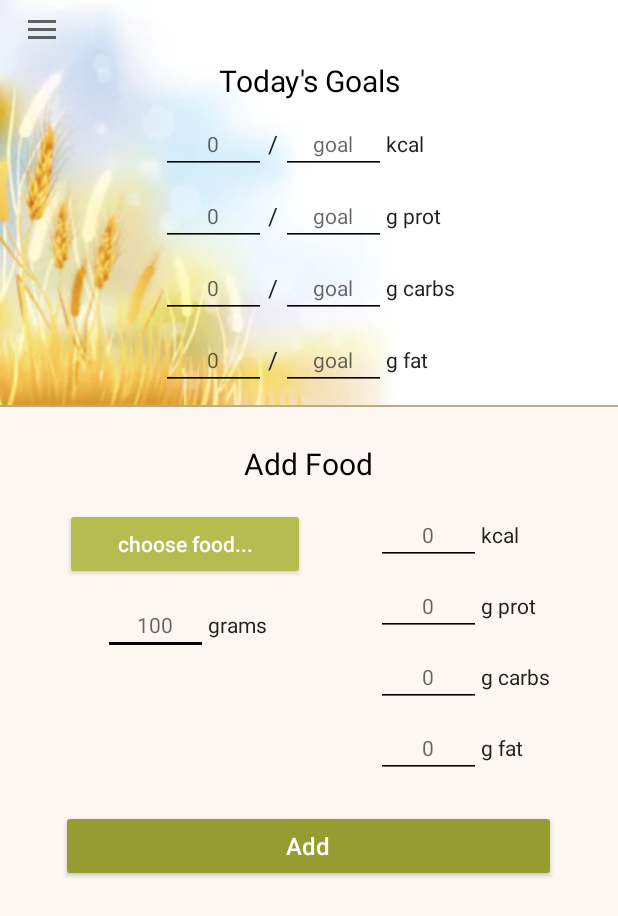
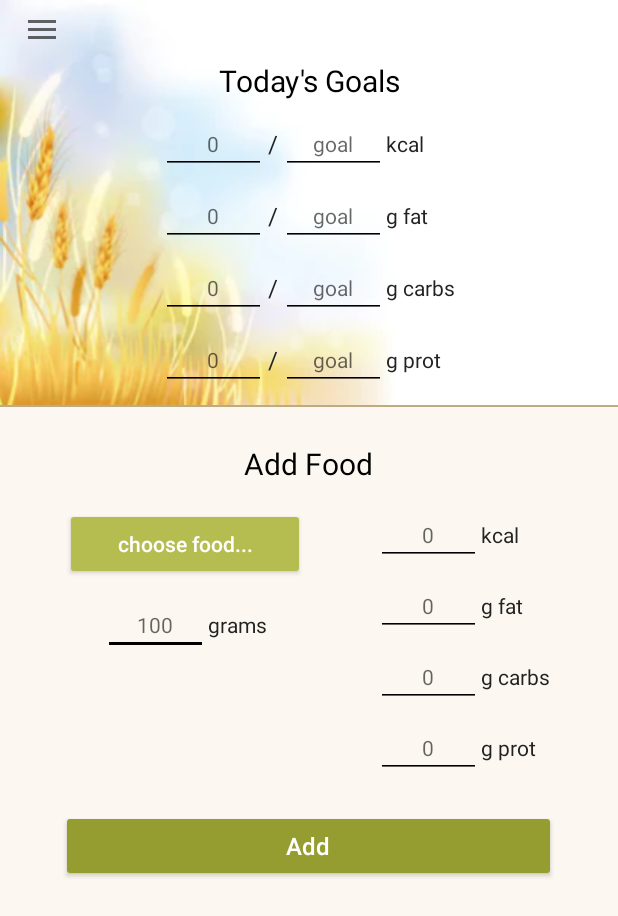
Before and after one commit to JannisUnkrig/Ernaehrungstracker, an Android app: the screen it shows after launch (MainActivity), on a phone screen of 412 x 824 dp. Shown: the top 916 px of the screen. Run offline under Robolectric (Android 15) with nearby library versions, the phone set to English and light mode, and no system bars.

Commit message:
changed order prot kh fett -> fett kh prot

```diff
--- a/app/src/main/java/com/example/ernaehrungstracker/GerichtAuswaehlenRecyclerViewActivity.java
+++ b/app/src/main/java/com/example/ernaehrungstracker/GerichtAuswaehlenRecyclerViewActivity.java
@@ -132,11 +132,11 @@ public class GerichtAuswaehlenRecyclerViewActivity extends AppCompatActivity imp
             } else if (position == 1) {
                 naehrwert = 1;
             } else if (position == 2) {
-                naehrwert = 2;
+                naehrwert = 4;
             } else if (position == 3) {
                 naehrwert = 3;
             } else if (position == 4) {
-                naehrwert = 4;
+                naehrwert = 2;
             }
         }
 
--- a/app/src/main/java/com/example/ernaehrungstracker/HeuteHistorieAdapter.java
+++ b/app/src/main/java/com/example/ernaehrungstracker/HeuteHistorieAdapter.java
@@ -136,17 +136,17 @@ public class HeuteHistorieAdapter extends RecyclerView.Adapter<HeuteHistorieAdap
         }
 
 
-        if (HS.isTrackKcal() && HS.isTrackProt()) {
+        if (HS.isTrackKcal() && HS.isTrackFett()) {
             holder.myStrich1hh.setVisibility(View.VISIBLE);
         } else {
             holder.myStrich1hh.setVisibility(View.GONE);
         }
-        if ((HS.isTrackKcal() || HS.isTrackProt()) && HS.isTrackKh()) {
+        if ((HS.isTrackKcal() || HS.isTrackFett()) && HS.isTrackKh()) {
             holder.myStrich2hh.setVisibility(View.VISIBLE);
         } else {
             holder.myStrich2hh.setVisibility(View.GONE);
         }
-        if ((HS.isTrackKcal() || HS.isTrackProt() || HS.isTrackKh()) && HS.isTrackFett()) {
+        if ((HS.isTrackKcal() || HS.isTrackFett() || HS.isTrackKh()) && HS.isTrackProt()) {
             holder.myStrich3hh.setVisibility(View.VISIBLE);
         } else {
             holder.myStrich3hh.setVisibility(View.GONE);
--- a/app/src/main/java/com/example/ernaehrungstracker/HistorieAdapter.java
+++ b/app/src/main/java/com/example/ernaehrungstracker/HistorieAdapter.java
@@ -130,17 +130,17 @@ public class HistorieAdapter extends RecyclerView.Adapter<HistorieAdapter.ViewHo
         }
 
 
-        if (HS.isTrackKcal() && HS.isTrackProt()) {
+        if (HS.isTrackKcal() && HS.isTrackFett()) {
             holder.myStrich1h.setVisibility(View.VISIBLE);
         } else {
             holder.myStrich1h.setVisibility(View.GONE);
         }
-        if ((HS.isTrackKcal() || HS.isTrackProt()) && HS.isTrackKh()) {
+        if ((HS.isTrackKcal() || HS.isTrackFett()) && HS.isTrackKh()) {
             holder.myStrich2h.setVisibility(View.VISIBLE);
         } else {
             holder.myStrich2h.setVisibility(View.GONE);
         }
-        if ((HS.isTrackKcal() || HS.isTrackProt() || HS.isTrackKh()) && HS.isTrackFett()) {
+        if ((HS.isTrackKcal() || HS.isTrackFett() || HS.isTrackKh()) && HS.isTrackProt()) {
             holder.myStrich3h.setVisibility(View.VISIBLE);
         } else {
             holder.myStrich3h.setVisibility(View.GONE);
--- a/app/src/main/java/com/example/ernaehrungstracker/MainActivity.java
+++ b/app/src/main/java/com/example/ernaehrungstracker/MainActivity.java
@@ -343,6 +343,13 @@ public class MainActivity extends AppCompatActivity implements NavigationView.On
         ArrayList<HeuteSpeicher> HSL = Speicher.loadHeuteSpeicherListe(this);
 
         updateTrackerDisplayed(HSL);
+
+        curWatcherActive = false;
+        ((EditText) findViewById(R.id.curKcal)).setText("");
+        ((EditText) findViewById(R.id.curProt)).setText("");
+        ((EditText) findViewById(R.id.curKh)).setText("");
+        ((EditText) findViewById(R.id.curFett)).setText("");
+        curWatcherActive = true;
         dailyReset(HSL);
         updateUpperEditTexts(HSL.get(0));
     }
@@ -699,6 +706,15 @@ public class MainActivity extends AppCompatActivity implements NavigationView.On
             RueckblickDialog rueckblickDialog = new RueckblickDialog(curHS);
             rueckblickDialog.show(getSupportFragmentManager(), "rueckblick dialog");
             //Toast.makeText(this, "new day", Toast.LENGTH_SHORT).show();
+
+            changeToUnknownCurGerichtWatcherActive = false;
+            ((EditText) findViewById(R.id.toAddKcal)).setText("");
+            ((EditText) findViewById(R.id.toAddProt)).setText("");
+            ((EditText) findViewById(R.id.toAddKh)).setText("");
+            ((EditText) findViewById(R.id.toAddFett)).setText("1");
+            changeToUnknownCurGerichtWatcherActive = true;
+            ((EditText) findViewById(R.id.toAddFett)).setText("");
+
             HeuteSpeicher newHS = new HeuteSpeicher();
             newHS.setKcalZielHeute(curHS.getKcalZielHeute());
             newHS.setProtZielHeute(curHS.getProtZielHeute());
--- a/app/src/main/res/layout/activity_main.xml
+++ b/app/src/main/res/layout/activity_main.xml
@@ -106,15 +106,16 @@
                     </LinearLayout>
 
                     <LinearLayout
-                        android:id="@+id/protTrackerLayout"
+                        android:id="@+id/fettTrackerLayout"
                         android:layout_width="wrap_content"
                         android:layout_height="wrap_content"
                         android:layout_marginTop="8sp"
                         android:gravity="center"
-                        android:orientation="horizontal">
+                        android:orientation="horizontal"
+                        android:visibility="visible">
 
                         <EditText
-                            android:id="@+id/curProt"
+                            android:id="@+id/curFett"
                             android:layout_width="70sp"
                             android:layout_height="wrap_content"
                             android:backgroundTint="@color/darkText"
@@ -127,7 +128,7 @@
                             android:textSize="14sp" />
 
                         <TextView
-                            android:id="@+id/slash2"
+                            android:id="@+id/slash4"
                             android:layout_width="10sp"
                             android:layout_height="wrap_content"
                             android:text="/"
@@ -136,7 +137,7 @@
                             android:textSize="16sp" />
 
                         <EditText
-                            android:id="@+id/goalProt"
+                            android:id="@+id/goalFett"
                             android:layout_width="70sp"
                             android:layout_height="wrap_content"
                             android:backgroundTint="@color/darkText"
@@ -149,10 +150,10 @@
                             android:textSize="14sp" />
 
                         <TextView
-                            android:id="@+id/protTrackerText"
+                            android:id="@+id/fettTrackerText"
                             android:layout_width="47sp"
                             android:layout_height="wrap_content"
-                            android:text="@string/g_prot"
+                            android:text="@string/g_fett"
                             android:textAlignment="viewStart"
                             android:textColor="@color/mittelDarkText"
                             android:textSize="14sp" />
@@ -215,16 +216,15 @@
                     </LinearLayout>
 
                     <LinearLayout
-                        android:id="@+id/fettTrackerLayout"
+                        android:id="@+id/protTrackerLayout"
                         android:layout_width="wrap_content"
                         android:layout_height="wrap_content"
                         android:layout_marginTop="8sp"
                         android:gravity="center"
-                        android:orientation="horizontal"
-                        android:visibility="visible">
+                        android:orientation="horizontal">
 
                         <EditText
-                            android:id="@+id/curFett"
+                            android:id="@+id/curProt"
                             android:layout_width="70sp"
                             android:layout_height="wrap_content"
                             android:backgroundTint="@color/darkText"
@@ -237,7 +237,7 @@
                             android:textSize="14sp" />
 
                         <TextView
-                            android:id="@+id/slash4"
+                            android:id="@+id/slash2"
                             android:layout_width="10sp"
                             android:layout_height="wrap_content"
                             android:text="/"
@@ -246,7 +246,7 @@
                             android:textSize="16sp" />
 
                         <EditText
-                            android:id="@+id/goalFett"
+                            android:id="@+id/goalProt"
                             android:layout_width="70sp"
                             android:layout_height="wrap_content"
                             android:backgroundTint="@color/darkText"
@@ -259,10 +259,10 @@
                             android:textSize="14sp" />
 
                         <TextView
-                            android:id="@+id/fettTrackerText"
+                            android:id="@+id/protTrackerText"
                             android:layout_width="47sp"
                             android:layout_height="wrap_content"
-                            android:text="@string/g_fett"
+                            android:text="@string/g_prot"
                             android:textAlignment="viewStart"
                             android:textColor="@color/mittelDarkText"
                             android:textSize="14sp" />
@@ -364,7 +364,8 @@
                                 android:inputType="numberDecimal"
                                 android:textAlignment="center"
                                 android:textColor="@color/darkText"
-                                android:textSize="14sp" />
+                                android:textSize="14sp"
+                                android:imeOptions="actionDone"/>
 
                             <TextView
                                 android:id="@+id/toAddPortionenText"
@@ -419,7 +420,7 @@
                         </LinearLayout>
 
                         <LinearLayout
-                            android:id="@+id/protToAddLayout"
+                            android:id="@+id/fettToAddLayout"
                             android:layout_width="wrap_content"
                             android:layout_height="wrap_content"
                             android:layout_marginBottom="7sp"
@@ -427,7 +428,7 @@
                             android:orientation="horizontal">
 
                             <EditText
-                                android:id="@+id/toAddProt"
+                                android:id="@+id/toAddFett"
                                 android:layout_width="70sp"
                                 android:layout_height="wrap_content"
                                 android:backgroundTint="@color/darkText"
@@ -440,14 +441,13 @@
                                 android:textSize="14sp" />
 
                             <TextView
-                                android:id="@+id/toAddProtText"
+                                android:id="@+id/toAddFettText"
                                 android:layout_width="47sp"
                                 android:layout_height="wrap_content"
-                                android:text="@string/g_prot"
+                                android:text="@string/g_fett"
                                 android:textAlignment="viewStart"
                                 android:textColor="@color/mittelDarkText"
                                 android:textSize="14sp" />
-
                         </LinearLayout>
 
                         <LinearLayout
@@ -483,7 +483,7 @@
                         </LinearLayout>
 
                         <LinearLayout
-                            android:id="@+id/fettToAddLayout"
+                            android:id="@+id/protToAddLayout"
                             android:layout_width="wrap_content"
                             android:layout_height="wrap_content"
                             android:layout_marginBottom="7sp"
@@ -491,7 +491,7 @@
                             android:orientation="horizontal">
 
                             <EditText
-                                android:id="@+id/toAddFett"
+                                android:id="@+id/toAddProt"
                                 android:layout_width="70sp"
                                 android:layout_height="wrap_content"
                                 android:backgroundTint="@color/darkText"
@@ -504,13 +504,14 @@
                                 android:textSize="14sp" />
 
                             <TextView
-                                android:id="@+id/toAddFettText"
+                                android:id="@+id/toAddProtText"
                                 android:layout_width="47sp"
                                 android:layout_height="wrap_content"
-                                android:text="@string/g_fett"
+                                android:text="@string/g_prot"
                                 android:textAlignment="viewStart"
                                 android:textColor="@color/mittelDarkText"
                                 android:textSize="14sp" />
+
                         </LinearLayout>
 
                     </LinearLayout>
--- a/app/src/main/res/values/strings.xml
+++ b/app/src/main/res/values/strings.xml
@@ -18,9 +18,9 @@
     <string-array name="wovon">
         <item> </item>
         <item>kcal</item>
+        <item>fat</item>
+        <item>carb</item>
         <item>prot</item>
-        <item>carb</item>
-        <item>fat</item>
     </string-array>
 
     <string name="entfernenButtonText"><u>remove</u></string>
```
Also changed, not shown: app/src/main/res/layout/activity_gerichte_bearbeiten.xml (+28 -16 lines), app/src/main/res/layout/activity_historie_bearbeiten.xml (+27 -19 lines), app/src/main/res/layout/h_recy_row.xml (+8 -8 lines), app/src/main/res/layout/hg_recy_row.xml (+5 -4 lines), app/src/main/res/layout/hh_recy_row.xml (+4 -4 lines), app/src/main/res/xml/root_preferences.xml (+4 -6 lines), 1 other file.
